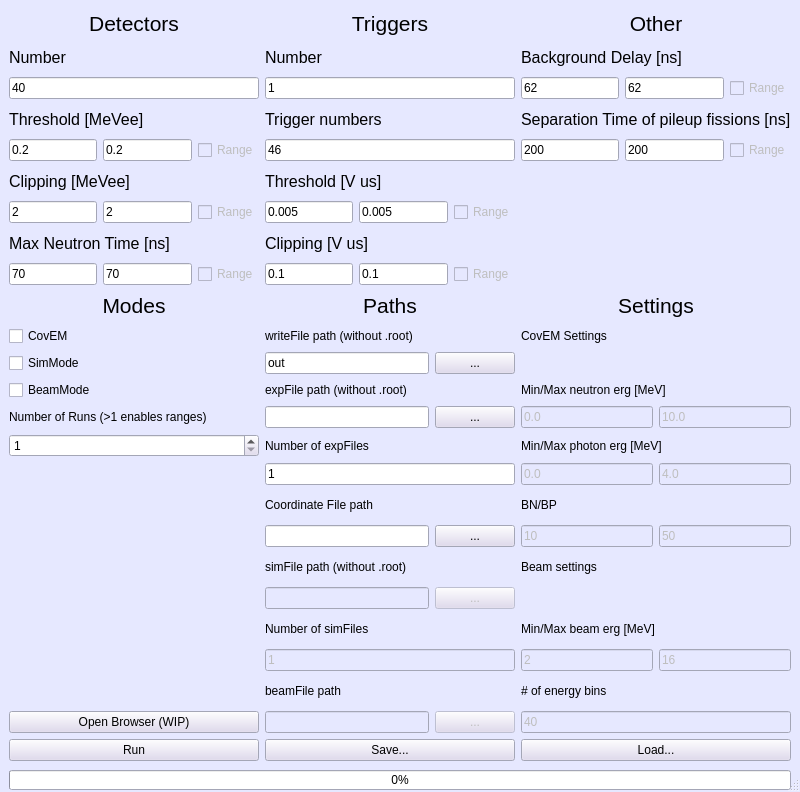
First picture: the form in readFiss/gui/mainwindow.ui, repository DNNG-stmarin/ROOT_FAME, before the edit.
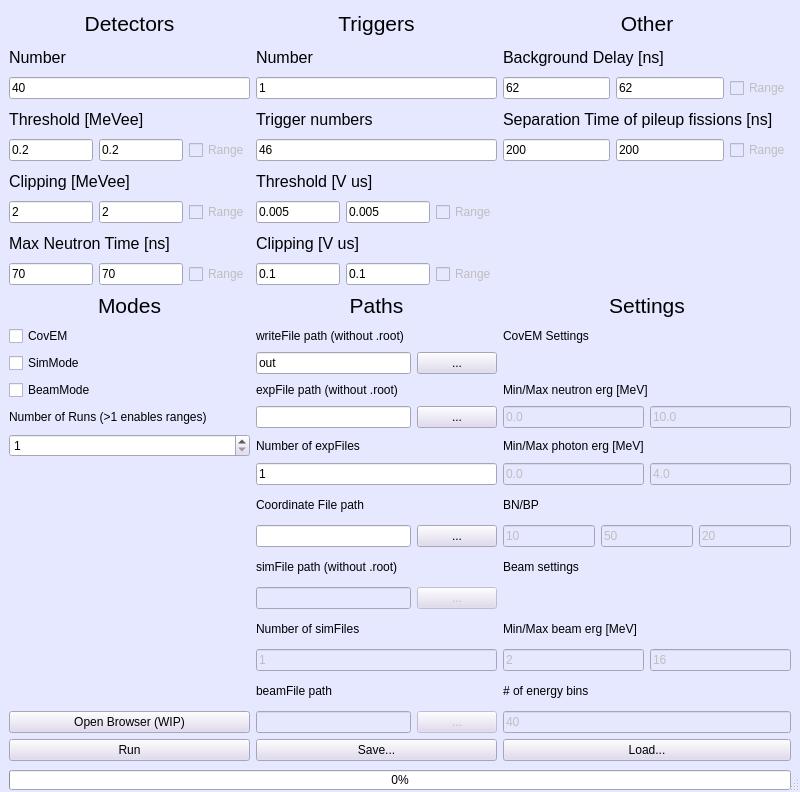
Second picture: the form after the edit. Icons and pictures are not drawn.

The edit to the form file:
```diff
--- a/readFiss/gui/mainwindow.ui
+++ b/readFiss/gui/mainwindow.ui
@@ -716,6 +716,16 @@
         </property>
        </widget>
       </item>
+      <item>
+       <widget class="QLineEdit" name="BA">
+        <property name="enabled">
+         <bool>false</bool>
+        </property>
+        <property name="text">
+         <string>20</string>
+        </property>
+       </widget>
+      </item>
      </layout>
     </item>
     <item row="12" column="1">
```
Left out of the diff: 18 changed lines with no effect on the pictures.
